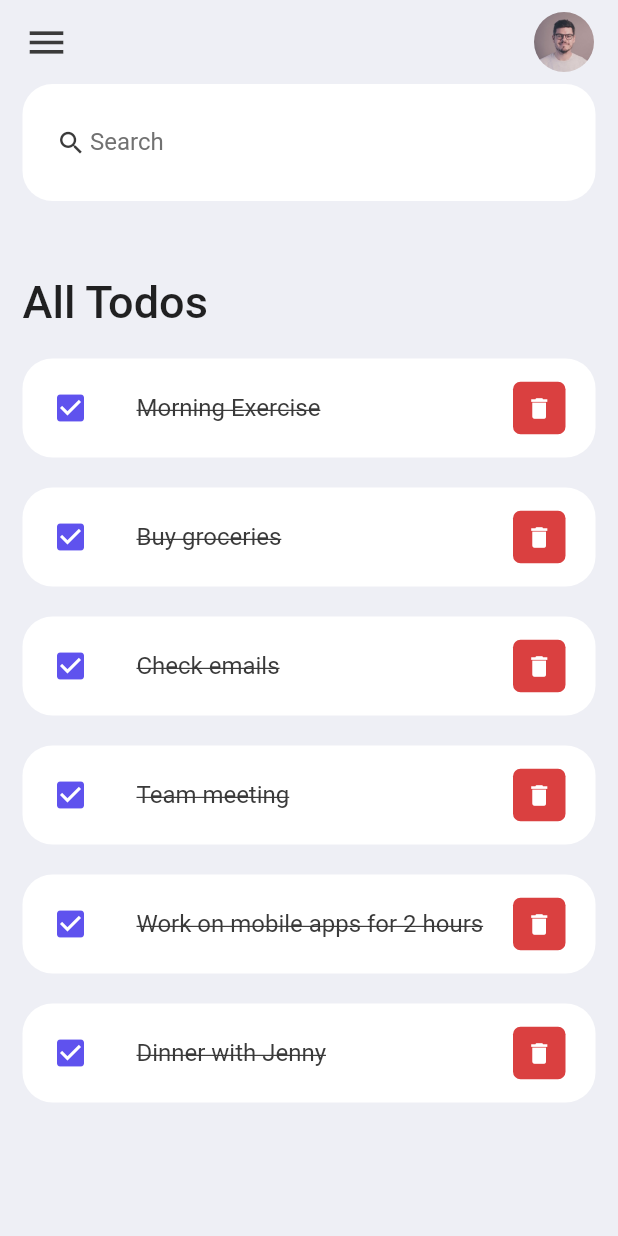
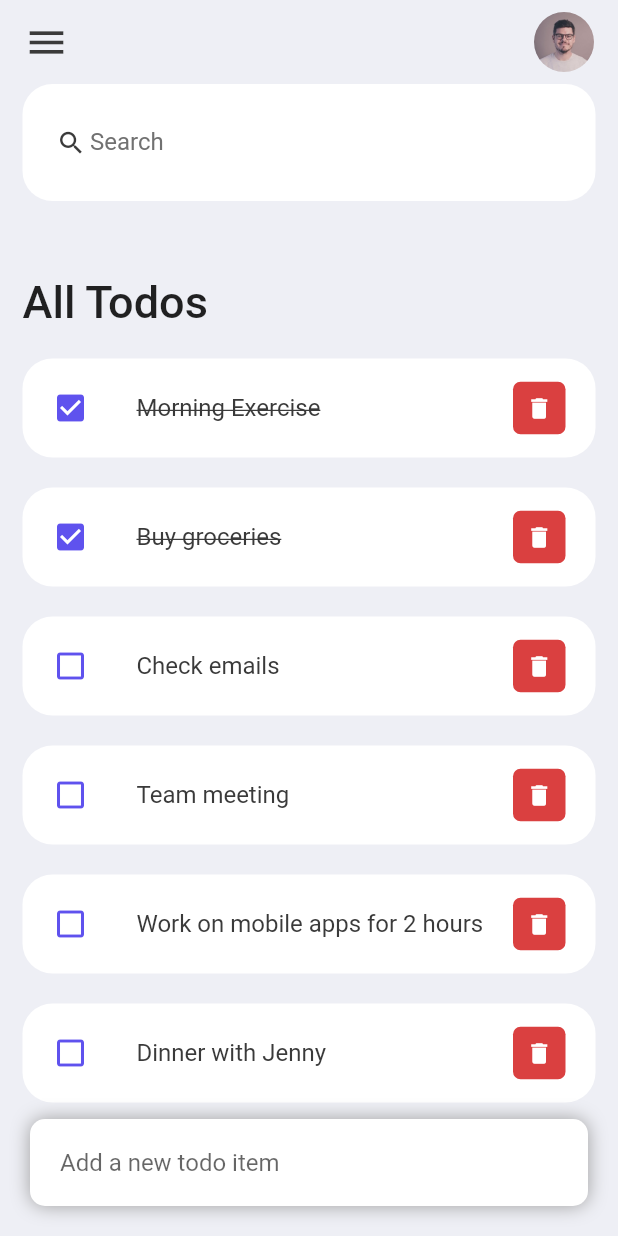
Before and after one commit to hojat72elect/flutter_play_ground, a Flutter app: the screen it shows after launch, on a phone screen of 412 x 824 dp. Run offline on Flutter 3.47's test engine with Material 2 defaults, Android fonts, the phone set to English and light mode, and no system bars.

Commit message:
bottom view for adding new item

```diff
--- a/lib/todo_app/home.dart
+++ b/lib/todo_app/home.dart
@@ -14,7 +14,9 @@
     return Scaffold(
       backgroundColor: tdBGColor,
       appBar: _buildAppBar(),
-      body: Container(
+      body: Stack(
+        children: [
+          Container(
             padding: const EdgeInsets.symmetric(horizontal: 15),
             child: Column(
               children: [
@@ -45,6 +47,43 @@
               ],
             ),
           ),
+          Align(
+            alignment: Alignment.bottomCenter,
+            child: Row(children: [
+              Expanded(
+                child: Container(
+                  margin: const EdgeInsets.only(
+                    bottom: 20,
+                    right: 20,
+                    left: 20,
+                  ),
+                  padding: const EdgeInsets.symmetric(
+                    horizontal: 20,
+                    vertical: 5,
+                  ),
+                  decoration: BoxDecoration(
+                    color: Colors.white,
+                    boxShadow: const [
+                      BoxShadow(
+                        color: Colors.grey,
+                        offset: Offset(0.0, 0.0),
+                        blurRadius: 10.0,
+                        spreadRadius: 0.0,
+                      )
+                    ],
+                    borderRadius: BorderRadius.circular(10),
+                  ),
+                  child: const TextField(
+                    decoration: InputDecoration(
+                        hintText: "Add a new todo item",
+                        border: InputBorder.none),
+                  ),
+                ),
+              ),
+            ]),
+          ),
+        ],
+      ),
     );
   }
 
--- a/lib/todo_app/widgets/todo_item.dart
+++ b/lib/todo_app/widgets/todo_item.dart
@@ -21,16 +21,16 @@
         ),
         contentPadding: const EdgeInsets.symmetric(horizontal: 20, vertical: 5),
         tileColor: Colors.white,
-        leading: const Icon(
-          Icons.check_box,
+        leading: Icon(
+          todo.isDone ? Icons.check_box : Icons.check_box_outline_blank,
           color: tdBlue,
         ),
         title: Text(
           todo.todoText!,
-          style: const TextStyle(
+          style: TextStyle(
             fontSize: 16,
             color: tdBlack,
-            decoration: TextDecoration.lineThrough,
+            decoration: todo.isDone ? TextDecoration.lineThrough : null,
           ),
         ),
         trailing: Container(
```
Lines whose indentation alone changed are shown as unchanged.
